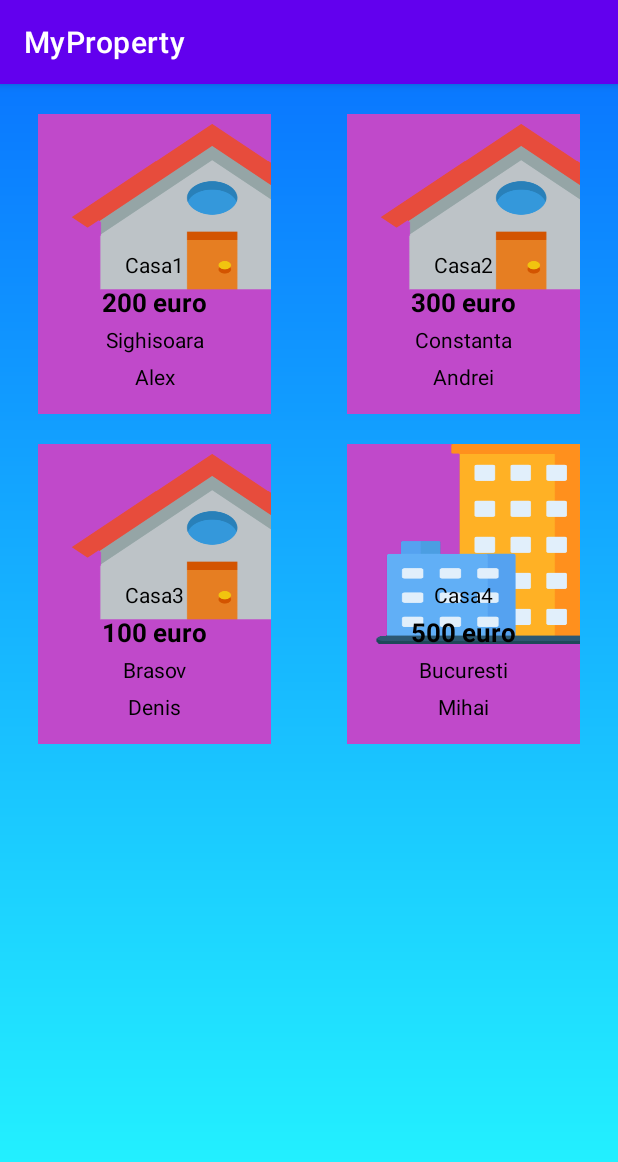
After one commit to andreisdc/ProjectDAWN, an Android app: the PropertyFragment screen opened through its navigation route, on a phone screen of 412 x 824 dp. The commit adds this screen. Shown: the top 1162 px of the screen. Run offline under Robolectric (Android 15) with nearby library versions, the phone set to English and light mode, and no system bars.

Commit message:
Created recyclerview and some functionalities

```diff
--- /dev/null
+++ b/app/src/main/java/com/pontic_studio/myproperty/MainActivity/Fragments/PropertyFragment.java
@@ -0,0 +1,56 @@
+package com.pontic_studio.myproperty.MainActivity.Fragments;
+
+import android.os.Bundle;
+
+import androidx.annotation.NonNull;
+import androidx.annotation.Nullable;
+import androidx.fragment.app.Fragment;
+import androidx.recyclerview.widget.GridLayoutManager;
+import androidx.recyclerview.widget.LinearLayoutManager;
+import androidx.recyclerview.widget.RecyclerView;
+
+import android.view.LayoutInflater;
+import android.view.View;
+import android.view.ViewGroup;
+import android.widget.Button;
+import android.widget.EditText;
+import android.widget.TextView;
+
+import com.pontic_studio.myproperty.Models.Property;
+import com.pontic_studio.myproperty.R;
+import com.pontic_studio.myproperty.adapter.PropertyAdapter;
+
+import java.util.ArrayList;
+import java.util.List;
+
+public class PropertyFragment extends Fragment {
+
+    @Nullable
+    @Override
+    public View onCreateView(@NonNull LayoutInflater inflater, @Nullable ViewGroup container, @Nullable Bundle savedInstanceState) {
+        View view = inflater.inflate(R.layout.fragment_property, container, false);
+
+        return view;
+    }
+
+    @Override
+    public void onViewCreated(@NonNull View view, @Nullable Bundle savedInstanceState) {
+        super.onViewCreated(view, savedInstanceState);
+
+        RecyclerView recyclerView = view.findViewById(R.id.propertyRecycleView);
+
+        List<Property> movies = new ArrayList<>();
+        movies.add(new Property("Casa1","Alex","Sighisoara", "200","liber",false,"Descriere1"));
+        movies.add(new Property("Casa2","Andrei","Constanta", "300","liber",false,"Descriere2"));
+        movies.add(new Property("Casa3","Denis","Brasov", "100","ocupat",false,"Descriere3"));
+        movies.add(new Property("Casa4","Mihai","Bucuresti", "500","ocupat",true,"Descriere4"));
+
+        PropertyAdapter adapter = new PropertyAdapter(movies);
+
+        recyclerView.setAdapter(adapter);
+
+//        LinearLayoutManager layoutManager = new LinearLayoutManager(getContext());
+        recyclerView.setLayoutManager(new GridLayoutManager(requireContext(), 2));
+//        recyclerView.setLayoutManager(layoutManager);
+    }
+}
--- /dev/null
+++ b/app/src/main/java/com/pontic_studio/myproperty/Models/Property.java
@@ -0,0 +1,78 @@
+package com.pontic_studio.myproperty.Models;
+
+public class Property {
+    String propertyName;
+    String ownerName;
+    String adress;
+    String price;
+    String status;
+    boolean type;
+    String description;
+
+    public Property(String propertyName, String ownerName, String adress, String price, String status, boolean type, String description) {
+        this.propertyName = propertyName;
+        this.ownerName = ownerName;
+        this.adress = adress;
+        this.price = price;
+        this.status = status;
+        this.type = type;
+        this.description=description;
+    }
+
+    public String getDescription() {
+        return description;
+    }
+
+    public void setDescription(String description) {
+        this.description = description;
+    }
+
+    public String getPropertyName() {
+        return propertyName;
+    }
+
+    public void setPropertyName(String propertyName) {
+        this.propertyName = propertyName;
+    }
+
+    public String getOwnerName() {
+        return ownerName;
+    }
+
+    public void setOwnerName(String ownerName) {
+        this.ownerName = ownerName;
+    }
+
+    public String getAdress() {
+        return adress;
+    }
+
+    public void setAdress(String adress) {
+        this.adress = adress;
+    }
+
+    public String getPrice() {
+        return price;
+    }
+
+    public void setPrice(String price) {
+        this.price = price;
+    }
+
+    public String getStatus() {
+        return status;
+    }
+
+    public void setStatus(String status) {
+        this.status = status;
+    }
+
+    public boolean isType() {
+        return type;
+    }
+
+    public void setType(boolean type) {
+        this.type = type;
+    }
+
+}
--- /dev/null
+++ b/app/src/main/java/com/pontic_studio/myproperty/adapter/PropertyAdapter.java
@@ -0,0 +1,138 @@
+package com.pontic_studio.myproperty.adapter;
+
+import android.content.Context;
+import android.os.Bundle;
+import android.util.Log;
+import android.view.LayoutInflater;
+import android.view.View;
+import android.view.ViewGroup;
+import android.widget.ImageView;
+import android.widget.TextView;
+
+import androidx.annotation.NonNull;
+import androidx.appcompat.app.AppCompatActivity;
+import androidx.fragment.app.Fragment;
+import androidx.fragment.app.FragmentTransaction;
+import androidx.navigation.NavController;
+import androidx.navigation.Navigation;
+import androidx.recyclerview.widget.RecyclerView;
+
+import com.pontic_studio.myproperty.MainActivity.Fragments.PropertyDetailsFragment;
+import com.pontic_studio.myproperty.Models.Property;
+import com.pontic_studio.myproperty.R;
+
+import java.util.ArrayList;
+import java.util.List;
+
+public class PropertyAdapter extends RecyclerView.Adapter<RecyclerView.ViewHolder>{
+    private List<Property> movies;
+    private int itemsPerRow;
+
+    public PropertyAdapter(List<Property> movies) {
+        this.movies = movies;
+        this.itemsPerRow=2;
+    }
+
+
+    @NonNull
+    @Override
+    public RecyclerView.ViewHolder onCreateViewHolder(@NonNull ViewGroup parent, int viewType) {
+
+        View view = LayoutInflater.from(parent.getContext()).inflate(R.layout.property_model, parent, false);
+
+
+//        Log.e("Adapter", "onCreateViewHolder movie");
+
+//        int screenWidth = parent.getContext().getResources().getDisplayMetrics().widthPixels;
+//        int itemWidth = screenWidth / itemsPerRow;
+
+//        ViewGroup.LayoutParams layoutParams = view.getLayoutParams();
+//        layoutParams.width = itemWidth;
+//        view.setLayoutParams(layoutParams);
+        MovieViewHolder viewHolder = new MovieViewHolder(view);
+//        View itemView = LayoutInflater.from(parent.getContext()).inflate(R.layout.property_model, parent, false);
+//        int screenWidth = parent.getContext().getResources().getDisplayMetrics().widthPixels;
+//        int itemWidth = screenWidth / itemsPerRow;
+//        ViewGroup.LayoutParams layoutParams = itemView.getLayoutParams();
+//        layoutParams.width = itemWidth;
+//        itemView.setLayoutParams(layoutParams);
+//        return new MovieViewHolder(itemView);
+        return viewHolder;
+    }
+
+    @Override
+    public void onBindViewHolder(@NonNull RecyclerView.ViewHolder holder, int position) {
+
+        if(holder instanceof MovieViewHolder) {
+            Property movieModel = (Property) movies.get(position);
+
+            ImageView currentElementImage=holder.itemView.findViewById(R.id.propertyImage);
+
+            ((MovieViewHolder)holder).bind(movieModel);
+            ViewGroup.LayoutParams params = currentElementImage.getLayoutParams();
+            params.width = 300; // Set the desired width
+            params.height = 200; // Set the desired height
+            currentElementImage.setLayoutParams(params);
+            if(movieModel.isType())
+            {
+                currentElementImage.setBackgroundResource(R.drawable.building_image);
+            }
+            else {
+                currentElementImage.setBackgroundResource(R.drawable.house_image);
+            }
+            holder.itemView.setOnClickListener(new View.OnClickListener() {
+                @Override
+                public void onClick(View v) {
+                    NavController navController = Navigation.findNavController(v);
+                    Bundle bundle = new Bundle();
+                    bundle.putString("property_name", movieModel.getPropertyName());
+                    bundle.putString("property_price",movieModel.getPrice());
+                    bundle.putString("property_adress", movieModel.getAdress());
+                    bundle.putString("property_owner", movieModel.getOwnerName());
+                    bundle.putString("property_description", movieModel.getDescription());
+                    bundle.putString("property_status", movieModel.getStatus());
+                    bundle.putBoolean("property_type", movieModel.isType());
+
+//                    String message = movieModel.getPropertyName();
+//                    Bundle bundle = new Bundle();
+//                    bundle.putString("message", message);
+                    navController.navigate(R.id.propertyDetailsFragment, bundle);
+                }
+            });
+        }
+
+//        Log.e("Adapter", "onBindViewHolder; position=" + position);
+    }
+
+    @Override
+    public int getItemCount() {
+        return movies.size();
+    }
+
+    class MovieViewHolder extends RecyclerView.ViewHolder {
+
+        ImageView propertyImage;
+        TextView propertyNameTextView;
+        TextView propertyPriceTextView;
+        TextView propertyAdressTextView;
+        TextView ownerNameTextView;
+
+        public MovieViewHolder(@NonNull View itemView) {
+            super(itemView);
+
+            propertyImage=itemView.findViewById(R.id.propertyImage);
+            propertyNameTextView = itemView.findViewById(R.id.propertyName);
+            propertyPriceTextView = itemView.findViewById(R.id.propertyPrice);
+            propertyAdressTextView = itemView.findViewById(R.id.propertyAdress);
+            ownerNameTextView = itemView.findViewById(R.id.propertyOwner);
+        }
+
+        public void bind(Property movieModel) {
+
+            propertyNameTextView.setText(movieModel.getPropertyName());
+            propertyPriceTextView.setText(movieModel.getPrice()+" euro");
+            propertyAdressTextView.setText(movieModel.getAdress());
+            ownerNameTextView.setText(movieModel.getOwnerName());
+        }
+    }
+}
--- /dev/null
+++ b/app/src/main/res/drawable/button_selector.xml
@@ -0,0 +1,5 @@
+<?xml version="1.0" encoding="utf-8"?>
+<selector xmlns:android="http://schemas.android.com/apk/res/android">
+    <item android:state_enabled="true" android:color="@color/green" /> <!-- Color for pressed state -->
+    <item android:color="@color/red" /> <!-- Default color -->
+</selector>
--- a/app/src/main/res/layout/activity_admin.xml
+++ b/app/src/main/res/layout/activity_admin.xml
@@ -6,4 +6,6 @@
     android:layout_height="match_parent"
     tools:context=".AdminActivity.AdminActivity">
 
+
+
 </androidx.constraintlayout.widget.ConstraintLayout>
--- /dev/null
+++ b/app/src/main/res/layout/fragment_property.xml
@@ -0,0 +1,27 @@
+<?xml version="1.0" encoding="utf-8"?>
+<androidx.constraintlayout.widget.ConstraintLayout xmlns:android="http://schemas.android.com/apk/res/android"
+    xmlns:app="http://schemas.android.com/apk/res-auto"
+    xmlns:tools="http://schemas.android.com/tools"
+    android:layout_width="match_parent"
+    android:layout_height="match_parent"
+    tools:context=".MainActivity.Fragments.PropertyFragment"
+    android:id="@+id/fragment_property">
+
+    <androidx.recyclerview.widget.RecyclerView
+        android:id="@+id/propertyRecycleView"
+        android:layout_width="0dp"
+        android:layout_height="0dp"
+        app:layout_constraintBottom_toBottomOf="parent"
+        app:layout_constraintEnd_toEndOf="parent"
+        app:layout_constraintHorizontal_bias="0.497"
+        app:layout_constraintStart_toStartOf="parent"
+        android:background="@drawable/signup_gradient"
+        app:layout_constraintTop_toTopOf="parent"
+        app:layout_constraintVertical_bias="0.046"
+        tools:listitem="@layout/property_model"
+        app:layoutManager="androidx.recyclerview.widget.GridLayoutManager"
+        app:spanCount="2"        >
+
+    </androidx.recyclerview.widget.RecyclerView>
+
+</androidx.constraintlayout.widget.ConstraintLayout>
--- /dev/null
+++ b/app/src/main/res/layout/property_model.xml
@@ -0,0 +1,77 @@
+<?xml version="1.0" encoding="utf-8"?>
+<androidx.constraintlayout.widget.ConstraintLayout xmlns:android="http://schemas.android.com/apk/res/android"
+    xmlns:app="http://schemas.android.com/apk/res-auto"
+    xmlns:tools="http://schemas.android.com/tools"
+    android:layout_width="wrap_content"
+    android:layout_height="200dp"
+    android:layout_marginLeft="25dp"
+    android:layout_marginTop="20dp"
+    android:layout_marginRight="25dp"
+    android:background="@color/purple2"
+    android:id="@+id/propertyModel">
+
+    <ImageView
+        android:id="@+id/propertyImage"
+        android:layout_width="120dp"
+        android:layout_height="100dp"
+        android:layout_marginStart="15dp"
+
+        app:layout_constraintBottom_toBottomOf="parent"
+        app:layout_constraintEnd_toEndOf="parent"
+        app:layout_constraintHorizontal_bias="0.0"
+        app:layout_constraintStart_toStartOf="parent"
+        app:layout_constraintTop_toTopOf="parent"
+        app:layout_constraintVertical_bias="0.0" />
+
+    <TextView
+        android:id="@+id/propertyName"
+        android:layout_width="wrap_content"
+        android:layout_height="wrap_content"
+        android:text="Nume"
+        android:textColor="@color/black"
+        app:layout_constraintBottom_toBottomOf="parent"
+        app:layout_constraintEnd_toEndOf="parent"
+        app:layout_constraintStart_toStartOf="parent"
+        app:layout_constraintTop_toTopOf="parent" />
+
+    <TextView
+        android:id="@+id/propertyPrice"
+        android:layout_width="wrap_content"
+        android:layout_height="wrap_content"
+        android:layout_marginTop="50dp"
+        android:text="Pret"
+        android:textAlignment="textStart"
+        android:textSize="17dp"
+        android:textStyle="bold"
+        android:textColor="@color/black"
+        app:layout_constraintBottom_toBottomOf="parent"
+        app:layout_constraintEnd_toEndOf="parent"
+        app:layout_constraintStart_toStartOf="parent"
+        app:layout_constraintTop_toTopOf="parent" />
+
+    <TextView
+        android:id="@+id/propertyAdress"
+        android:layout_width="wrap_content"
+        android:layout_height="wrap_content"
+        android:layout_marginTop="100dp"
+        android:text="Adresa"
+        android:textColor="@color/black"
+        android:textAlignment="textStart"
+        app:layout_constraintBottom_toBottomOf="parent"
+        app:layout_constraintEnd_toEndOf="parent"
+        app:layout_constraintStart_toStartOf="parent"
+        app:layout_constraintTop_toTopOf="parent" />
+
+    <TextView
+        android:id="@+id/propertyOwner"
+        android:layout_width="wrap_content"
+        android:layout_height="wrap_content"
+        android:layout_marginTop="150dp"
+        android:text="Proprietar"
+        android:textColor="@color/black"
+        android:textAlignment="textStart"
+        app:layout_constraintBottom_toBottomOf="parent"
+        app:layout_constraintEnd_toEndOf="parent"
+        app:layout_constraintStart_toStartOf="parent"
+        app:layout_constraintTop_toTopOf="parent" />
+</androidx.constraintlayout.widget.ConstraintLayout>
--- a/app/src/main/res/navigation/navigation.xml
+++ b/app/src/main/res/navigation/navigation.xml
@@ -15,10 +15,25 @@
 			app:destination="@id/mainFragment" />
 	</fragment>
 	<fragment
+		android:id="@+id/propertyFragment"
+		android:name="com.pontic_studio.myproperty.MainActivity.Fragments.PropertyFragment"
+		android:label="fragment_property"
+		tools:layout="@layout/fragment_property"
+		>
+		<action
+			android:id="@+id/action_propertyFragment_to_propertyDetailsFragment"
+			app:destination="@id/propertyDetailsFragment" />
+	</fragment>
+	<fragment
 		android:id="@+id/loginFragment"
 		android:name="com.pontic_studio.myproperty.MainActivity.Fragments.LoginFragment"
 		android:label="fragment_login"
-		tools:layout="@layout/fragment_login" />
+		tools:layout="@layout/fragment_login" >
+		<action
+			android:id="@+id/action_LogInFragment_to_propertyFragment"
+			app:destination="@id/propertyFragment" />
+	</fragment>
+
 	<fragment
 		android:id="@+id/mainFragment"
 		android:name="com.pontic_studio.myproperty.MainActivity.Fragments.MainFragment"
@@ -43,4 +58,16 @@
 			android:id="@+id/action_sigupFragment_to_mainFragment"
 			app:destination="@id/mainFragment" />
 	</fragment>
+	<fragment
+		android:id="@+id/propertyDetailsFragment"
+		android:name="com.pontic_studio.myproperty.MainActivity.Fragments.PropertyDetailsFragment"
+		android:label="fragment_property_details"
+		tools:layout="@layout/fragment_property_details" >
+		<action
+			android:id="@+id/action_propertyDetailsFragment_to_propertyFragment"
+			app:destination="@id/propertyFragment" />
+		<argument
+			android:name="message"
+			app:argType="string" />
+	</fragment>
 </navigation>
--- a/app/src/main/res/values/colors.xml
+++ b/app/src/main/res/values/colors.xml
@@ -12,5 +12,7 @@
     <color name="darkblue">#0a78ff</color>
     <color name="darkblue2">#0a00e2</color>
     <color name="lightGray">#68686b</color>
-    <color name="red">#72ff18</color>
+    <color name="red">#fe1207</color>
+    <color name="purple2">#c049ca</color>
+    <color name="green">#40fe3d</color>
 </resources>
```
Also changed, not shown: app/src/main/java/com/pontic_studio/myproperty/MainActivity/Fragments/LoginFragment.java (+8 -0 lines), app/src/main/java/com/pontic_studio/myproperty/MainActivity/Fragments/PropertyDetailsFragment.java (added, +65 -0 lines), app/src/main/res/layout/fragment_property_details.xml (added, +115 -0 lines), app/src/main/res/drawable/building_image.png (added), app/src/main/res/drawable/house_image.png (added).
